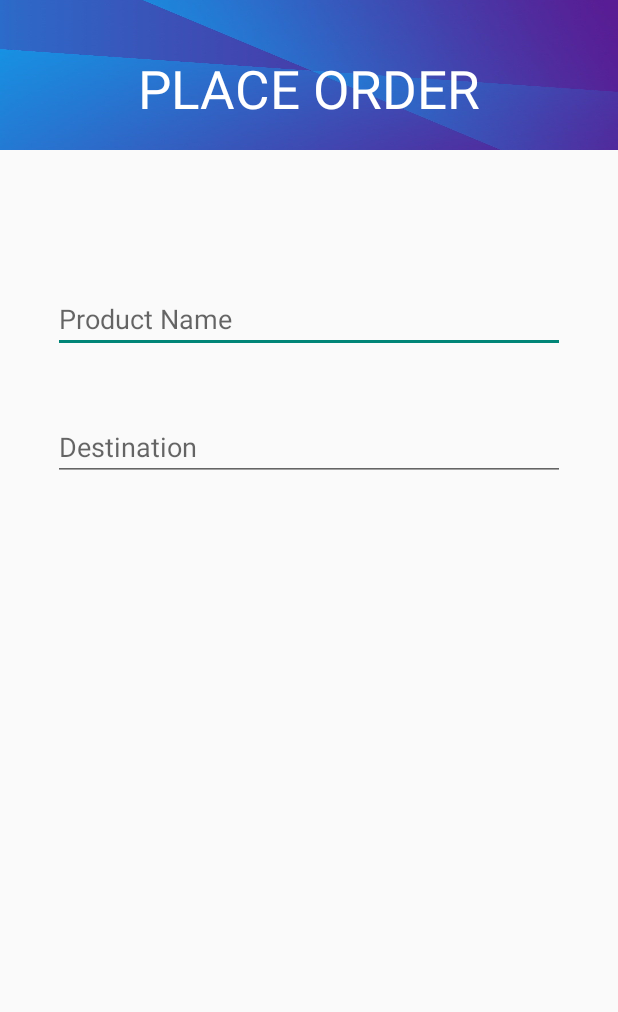
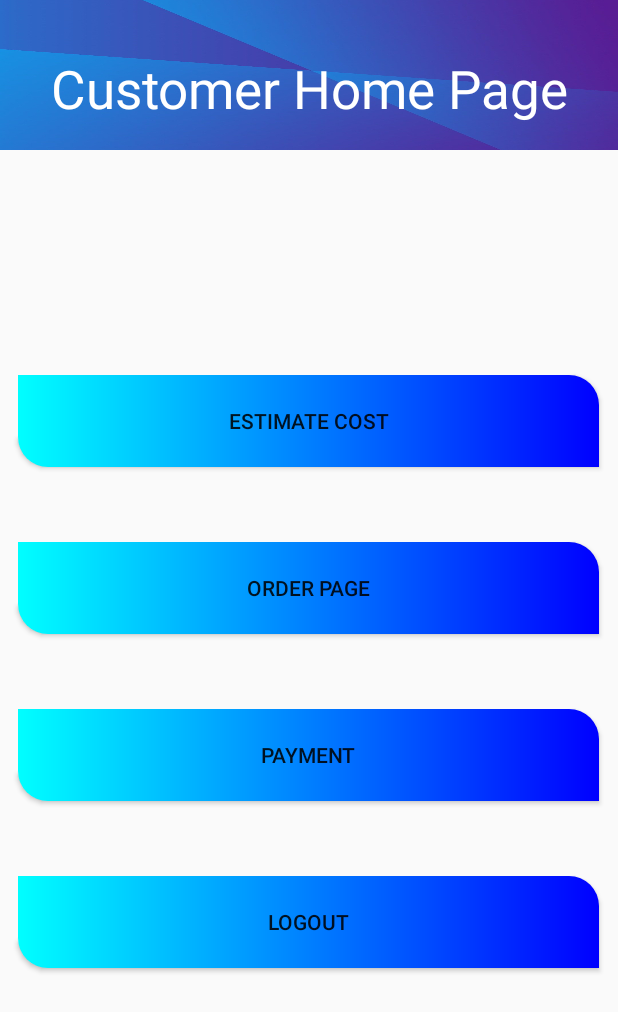
Before and after one commit to Preet021999/Registration12, an Android app: the customer_home screen opened directly, with no data from a screen before it, on a phone screen of 412 x 824 dp. Shown: the top 1012 px of the screen. Run offline under Robolectric (Android 15) with nearby library versions, the phone set to English and light mode, and no system bars; 4 statements that could not run were skipped.

Commit message:
Customer Home Page

```diff
--- a/app/src/main/AndroidManifest.xml
+++ b/app/src/main/AndroidManifest.xml
@@ -1,7 +1,8 @@
 <?xml version="1.0" encoding="utf-8"?>
 <manifest xmlns:android="http://schemas.android.com/apk/res/android"
     package="com.example.registration">
-    <uses-permission android:name="android.permission.INTERNET"></uses-permission>
+
+    <uses-permission android:name="android.permission.INTERNET" />
 
     <application
         android:allowBackup="true"
@@ -10,6 +11,9 @@
         android:roundIcon="@drawable/ic_launcher_foreground"
         android:supportsRtl="true"
         android:theme="@style/AppTheme">
+        <activity
+            android:name=".estimatecost"
+            android:exported="false" />
         <activity
             android:name=".order_page"
             android:exported="false" />
--- a/app/src/main/res/layout/activity_customer_home.xml
+++ b/app/src/main/res/layout/activity_customer_home.xml
@@ -6,42 +6,48 @@
     android:layout_height="match_parent"
     tools:context=".MainActivity"
     android:orientation="vertical"
-    android:gravity="center_horizontal"
-
-    >
+    android:gravity="center_horizontal">
     <TextView
         android:layout_width="match_parent"
         android:layout_height="100dp"
-        android:text="PLACE ORDER"
+        android:text="Customer Home Page"
         android:textColor="@color/colorWhite"
         android:textSize="35dp"
         android:paddingTop="35dp"
         android:textAlignment="center"
         android:background="@drawable/bb"/>
 
-    <EditText
-        android:layout_width="match_parent"
-        android:layout_height="wrap_content"
-        android:layout_marginTop="90dp"
-        android:layout_marginLeft="35dp"
-        android:layout_marginRight="35dp"
 
-        android:hint="Product Name"/>
-    <EditText
-        android:layout_width="match_parent"
-        android:layout_height="wrap_content"
-        android:layout_marginTop="40dp"
-        android:layout_marginLeft="35dp"
-        android:layout_marginRight="35dp"
-        android:hint="Destination"/>
+    <Button
+        android:id="@+id/btnest"
+        android:layout_width="387dp"
+        android:layout_height="61dp"
+        android:layout_marginTop="150dp"
+        android:background="@drawable/txt_back"
+        android:text="Estimate Cost" />
 
-    <LinearLayout
-        android:layout_width="match_parent"
-        android:layout_height="90dp"
-        android:orientation="horizontal"
-        android:layout_marginTop="40dp">
+    <Button
+        android:id="@+id/btnop"
+        android:layout_width="387dp"
+        android:layout_height="61dp"
+        android:layout_marginTop="50dp"
+        android:background="@drawable/txt_back"
+        android:text="Order Page"/>
 
+    <Button
+        android:id="@+id/btnbill"
+        android:layout_width="387dp"
+        android:layout_height="61dp"
+        android:layout_marginTop="50dp"
+        android:background="@drawable/txt_back"
+        android:text="Payment"/>
 
-    </LinearLayout>
+    <Button
+        android:id="@+id/btnlogout"
+        android:layout_width="387dp"
+        android:layout_height="61dp"
+        android:layout_marginTop="50dp"
+        android:background="@drawable/txt_back"
+        android:text="Logout"/>
 
 </LinearLayout>
```
Also changed, not shown: app/src/main/java/com/example/registration/customer_home.java (+31 -0 lines), app/src/main/java/com/example/registration/estimatecost.java (added, +14 -0 lines), app/src/main/res/layout/activity_estimatecost.xml (added, +9 -0 lines).
